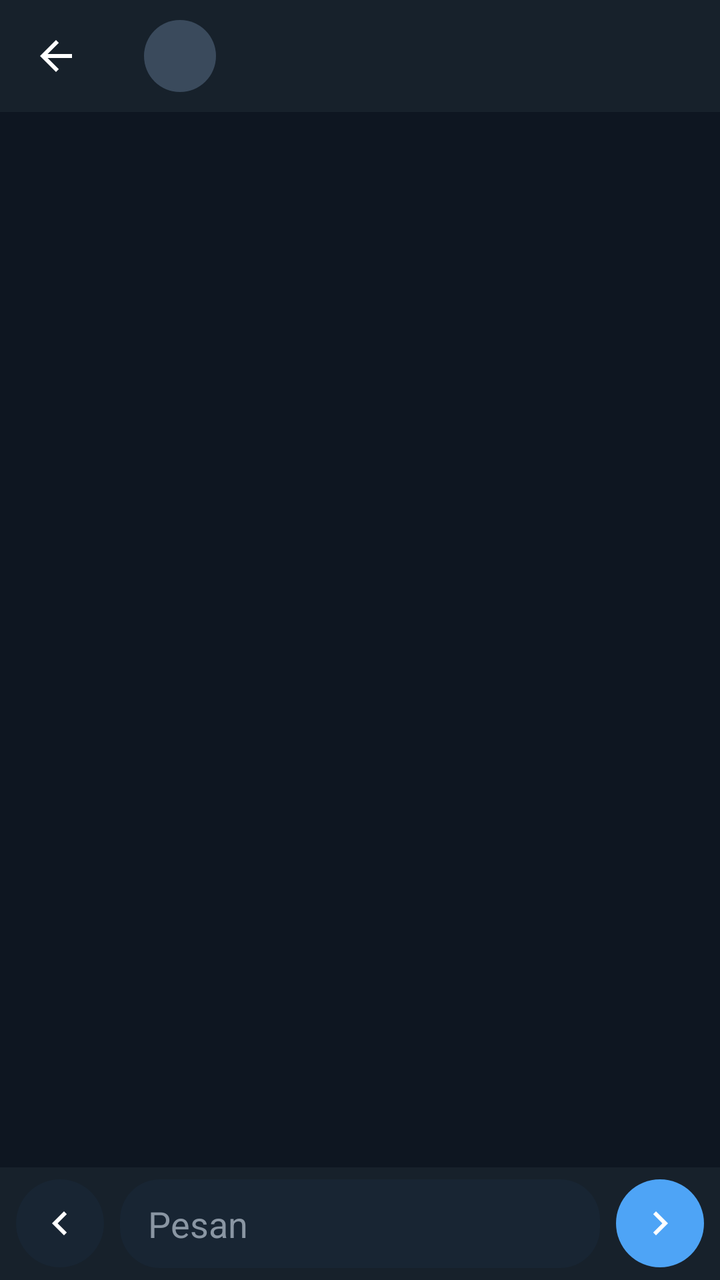
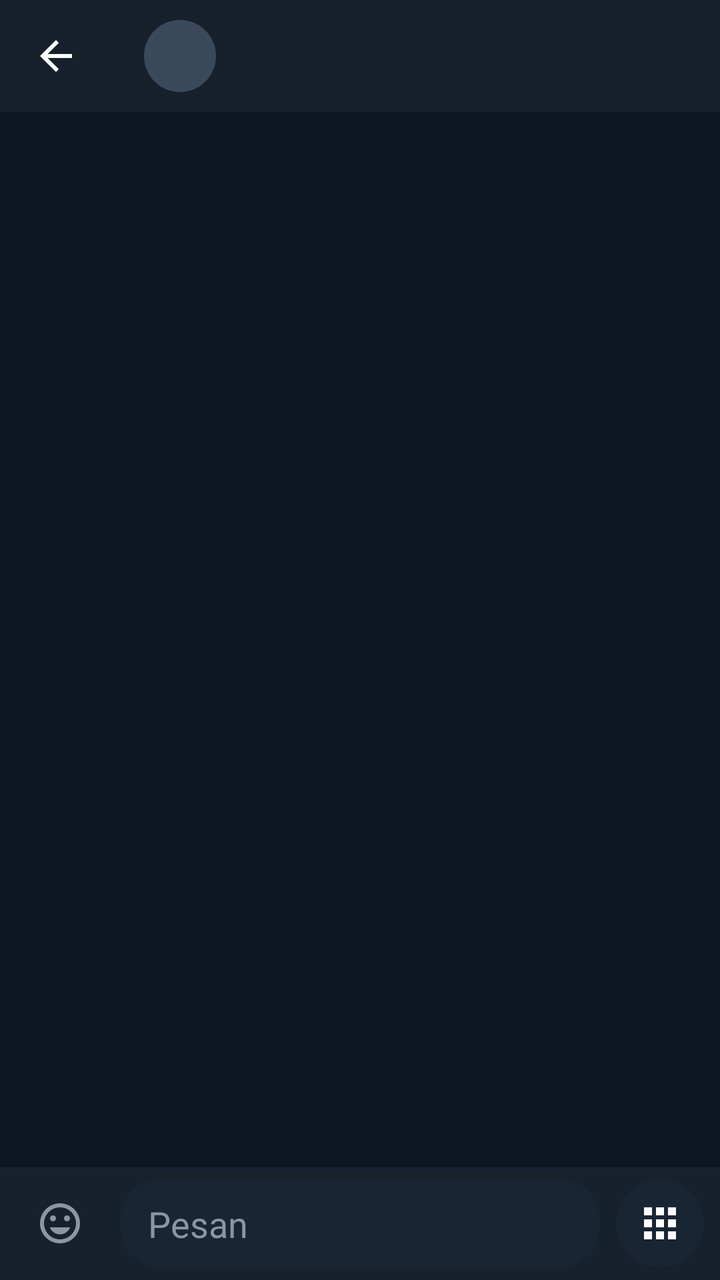

The first picture is an Android layout as it rendered before a commit; the second is the same layout after the commit. The layout source and the unified diff follow.
<!-- AndroidManifest.xml: application theme Theme.RpChat -->
<!-- res/layout/activity_chat.xml -->
<?xml version="1.0" encoding="utf-8"?>
<androidx.constraintlayout.widget.ConstraintLayout
    xmlns:android="http://schemas.android.com/apk/res/android"
    xmlns:app="http://schemas.android.com/apk/res-auto"
    android:layout_width="match_parent"
    android:layout_height="match_parent"
    android:background="@color/bg_chat">

    <androidx.appcompat.widget.Toolbar
        android:id="@+id/toolbar"
        android:layout_width="0dp"
        android:layout_height="?attr/actionBarSize"
        android:background="@color/bg_app"
        app:navigationIcon="@drawable/ic_back"
        app:navigationIconTint="@color/text_primary"
        app:layout_constraintTop_toTopOf="parent"
        app:layout_constraintStart_toStartOf="parent"
        app:layout_constraintEnd_toEndOf="parent">

        <LinearLayout
            android:id="@+id/characterHeader"
            android:layout_width="wrap_content"
            android:layout_height="match_parent"
            android:orientation="horizontal"
            android:gravity="center_vertical"
            android:paddingEnd="12dp"
            android:background="?attr/selectableItemBackground"
            android:clickable="true"
            android:focusable="true">

            <ImageView
                android:id="@+id/imgToolbarAvatar"
                android:layout_width="36dp"
                android:layout_height="36dp"
                android:src="@drawable/avatar_placeholder"
                android:scaleType="centerCrop"
                android:background="@drawable/bg_avatar_circle" />

            <TextView
                android:id="@+id/txtToolbarName"
                android:layout_width="wrap_content"
                android:layout_height="wrap_content"
                android:layout_marginStart="10dp"
                android:textColor="@color/text_primary"
                android:textSize="17sp"
                android:textStyle="bold" />
        </LinearLayout>
    </androidx.appcompat.widget.Toolbar>

    <androidx.recyclerview.widget.RecyclerView
        android:id="@+id/recyclerMessages"
        android:layout_width="0dp"
        android:layout_height="0dp"
        android:clipToPadding="false"
        android:paddingTop="8dp"
        android:paddingBottom="8dp"
        app:layout_constraintTop_toBottomOf="@id/toolbar"
        app:layout_constraintBottom_toTopOf="@id/replyBar"
        app:layout_constraintStart_toStartOf="parent"
        app:layout_constraintEnd_toEndOf="parent" />

    <LinearLayout
        android:id="@+id/replyBar"
        android:layout_width="0dp"
        android:layout_height="wrap_content"
        android:orientation="horizontal"
        android:visibility="gone"
        android:background="@color/bg_app"
        android:paddingStart="12dp"
        android:paddingEnd="8dp"
        android:paddingTop="6dp"
        android:paddingBottom="6dp"
        android:gravity="center_vertical"
        app:layout_constraintBottom_toTopOf="@id/inputBar"
        app:layout_constraintStart_toStartOf="parent"
        app:layout_constraintEnd_toEndOf="parent">

        <View
            android:layout_width="3dp"
            android:layout_height="match_parent"
            android:minHeight="32dp"
            android:background="@color/reply_bar" />

        <LinearLayout
            android:layout_width="0dp"
            android:layout_height="wrap_content"
            android:layout_weight="1"
            android:layout_marginStart="8dp"
            android:orientation="vertical">

            <TextView
                android:id="@+id/txtReplyLabel"
                android:layout_width="wrap_content"
                android:layout_height="wrap_content"
                android:text="@string/reply_to"
                android:textColor="@color/accent"
                android:textStyle="bold"
                android:textSize="13sp" />

            <TextView
                android:id="@+id/txtReplyPreview"
                android:layout_width="match_parent"
                android:layout_height="wrap_content"
                android:maxLines="1"
                android:ellipsize="end"
                android:textColor="@color/text_secondary"
                android:textSize="13sp" />
        </LinearLayout>

        <ImageButton
            android:id="@+id/btnCancelReply"
            android:layout_width="32dp"
            android:layout_height="32dp"
            android:background="@android:color/transparent"
            android:src="@drawable/ic_close"
            app:tint="@color/text_secondary" />
    </LinearLayout>

    <LinearLayout
        android:id="@+id/inputBar"
        android:layout_width="0dp"
        android:layout_height="wrap_content"
        android:orientation="horizontal"
        android:gravity="center_vertical"
        android:background="@color/bg_app"
        android:paddingStart="8dp"
        android:paddingEnd="8dp"
        android:paddingTop="6dp"
        android:paddingBottom="6dp"
        app:layout_constraintBottom_toBottomOf="parent"
        app:layout_constraintStart_toStartOf="parent"
        app:layout_constraintEnd_toEndOf="parent">

        <ImageButton
            android:id="@+id/btnSendAsOther"
            android:layout_width="44dp"
            android:layout_height="44dp"
            android:background="@drawable/bg_avatar_circle"
            android:backgroundTint="@color/bubble_other"
            android:contentDescription="@string/send_as_other"
            android:src="@drawable/ic_arrow_left" />

        <EditText
            android:id="@+id/editMessage"
            android:layout_width="0dp"
            android:layout_height="wrap_content"
            android:layout_weight="1"
            android:layout_marginStart="8dp"
            android:layout_marginEnd="8dp"
            android:background="@drawable/bg_input"
            android:hint="@string/type_message"
            android:textColorHint="@color/text_secondary"
            android:textColor="@color/text_primary"
            android:paddingStart="14dp"
            android:paddingEnd="14dp"
            android:paddingTop="10dp"
            android:paddingBottom="10dp"
            android:maxLines="5"
            android:inputType="textCapSentences|textMultiLine" />

        <ImageButton
            android:id="@+id/btnSendAsSelf"
            android:layout_width="44dp"
            android:layout_height="44dp"
            android:background="@drawable/bg_avatar_circle"
            android:backgroundTint="@color/accent"
            android:contentDescription="@string/send_as_self"
            android:src="@drawable/ic_arrow_right" />

    </LinearLayout>

</androidx.constraintlayout.widget.ConstraintLayout>
<!-- resources referenced by this layout -->
<resources>
  <color name="accent">#4EA4F6</color>
  <color name="bg_app">#17212B</color>
  <color name="bg_chat">#0E1621</color>
  <color name="bubble_other">#182533</color>
  <color name="reply_bar">#4EA4F6</color>
  <color name="text_primary">#FFFFFF</color>
  <color name="text_secondary">#8A96A3</color>
  <!-- drawable avatar_placeholder (drawable) -->
  <?xml version="1.0" encoding="utf-8"?>
  <shape xmlns:android="http://schemas.android.com/apk/res/android" android:shape="oval">
      <solid android:color="#3A4A5C" />
  </shape>
  <!-- drawable bg_avatar_circle (drawable) -->
  <?xml version="1.0" encoding="utf-8"?>
  <shape xmlns:android="http://schemas.android.com/apk/res/android" android:shape="oval">
      <solid android:color="@color/bubble_other" />
  </shape>
  <!-- drawable bg_input (drawable) -->
  <?xml version="1.0" encoding="utf-8"?>
  <shape xmlns:android="http://schemas.android.com/apk/res/android">
      <solid android:color="@color/bubble_other" />
      <corners android:radius="20dp" />
  </shape>
  <!-- drawable ic_arrow_left (drawable) -->
  <vector xmlns:android="http://schemas.android.com/apk/res/android"
      android:width="24dp" android:height="24dp" android:viewportWidth="24" android:viewportHeight="24">
      <path android:fillColor="#FFFFFF" android:pathData="M15.41,7.41L14,6l-6,6 6,6 1.41,-1.41L10.83,12z"/>
  </vector>
  <!-- drawable ic_arrow_right (drawable) -->
  <vector xmlns:android="http://schemas.android.com/apk/res/android"
      android:width="24dp" android:height="24dp" android:viewportWidth="24" android:viewportHeight="24">
      <path android:fillColor="#FFFFFF" android:pathData="M8.59,16.59L10,18l6,-6 -6,-6 -1.41,1.41L13.17,12z"/>
  </vector>
  <!-- drawable ic_back (drawable) -->
  <vector xmlns:android="http://schemas.android.com/apk/res/android"
      android:width="24dp" android:height="24dp" android:viewportWidth="24" android:viewportHeight="24">
      <path android:fillColor="#FFFFFF" android:pathData="M20,11H7.83l5.59,-5.59L12,4l-8,8 8,8 1.41,-1.41L7.83,13H20v-2z"/>
  </vector>
  <string name="reply_to">Membalas</string>
  <string name="send_as_other">Kirim sebagai karakter</string>
  <string name="send_as_self">Kirim sebagai diriku</string>
  <string name="type_message">Pesan</string>
  <!-- unchanged entries left out for length: 2 -->
</resources>

<!-- the commit's change to res/layout/activity_chat.xml (unified diff, before → after) -->
@@ -36,14 +36,31 @@
                 android:scaleType="centerCrop"
                 android:background="@drawable/bg_avatar_circle" />
 
-            <TextView
-                android:id="@+id/txtToolbarName"
+            <LinearLayout
                 android:layout_width="wrap_content"
                 android:layout_height="wrap_content"
-                android:layout_marginStart="10dp"
-                android:textColor="@color/text_primary"
-                android:textSize="17sp"
-                android:textStyle="bold" />
+                android:orientation="vertical"
+                android:layout_marginStart="10dp">
+
+                <TextView
+                    android:id="@+id/txtToolbarName"
+                    android:layout_width="wrap_content"
+                    android:layout_height="wrap_content"
+                    android:textColor="@color/text_primary"
+                    android:textSize="17sp"
+                    android:textStyle="bold" />
+
+                <TextView
+                    android:id="@+id/txtToolbarBio"
+                    android:layout_width="wrap_content"
+                    android:layout_height="wrap_content"
+                    android:textColor="@color/text_secondary"
+                    android:textSize="12sp"
+                    android:textStyle="italic"
+                    android:maxLines="1"
+                    android:ellipsize="end"
+                    android:visibility="gone" />
+            </LinearLayout>
         </LinearLayout>
     </androidx.appcompat.widget.Toolbar>
 
@@ -71,7 +88,7 @@
         android:paddingTop="6dp"
         android:paddingBottom="6dp"
         android:gravity="center_vertical"
-        app:layout_constraintBottom_toTopOf="@id/inputBar"
+        app:layout_constraintBottom_toTopOf="@id/attachBar"
         app:layout_constraintStart_toStartOf="parent"
         app:layout_constraintEnd_toEndOf="parent">
 
@@ -92,7 +109,6 @@
                 android:id="@+id/txtReplyLabel"
                 android:layout_width="wrap_content"
                 android:layout_height="wrap_content"
-                android:text="@string/reply_to"
                 android:textColor="@color/accent"
                 android:textStyle="bold"
                 android:textSize="13sp" />
@@ -117,6 +133,49 @@
     </LinearLayout>
 
     <LinearLayout
+        android:id="@+id/attachBar"
+        android:layout_width="0dp"
+        android:layout_height="wrap_content"
+        android:orientation="horizontal"
+        android:visibility="gone"
+        android:background="@color/bg_app"
+        android:paddingStart="12dp"
+        android:paddingEnd="8dp"
+        android:paddingTop="6dp"
+        android:paddingBottom="6dp"
+        android:gravity="center_vertical"
+        app:layout_constraintBottom_toTopOf="@id/inputBar"
+        app:layout_constraintStart_toStartOf="parent"
+        app:layout_constraintEnd_toEndOf="parent">
+
+        <ImageView
+            android:id="@+id/imgAttachPreviewIcon"
+            android:layout_width="20dp"
+            android:layout_height="20dp"
+            android:src="@drawable/ic_photo"
+            app:tint="@color/accent" />
+
+        <TextView
+            android:id="@+id/txtAttachPreviewName"
+            android:layout_width="0dp"
+            android:layout_height="wrap_content"
+            android:layout_weight="1"
+            android:layout_marginStart="8dp"
+            android:maxLines="1"
+            android:ellipsize="end"
+            android:textColor="@color/text_secondary"
+            android:textSize="13sp" />
+
+        <ImageButton
+            android:id="@+id/btnCancelAttach"
+            android:layout_width="32dp"
+            android:layout_height="32dp"
+            android:background="@android:color/transparent"
+            android:src="@drawable/ic_close"
+            app:tint="@color/text_secondary" />
+    </LinearLayout>
+
+    <LinearLayout
         android:id="@+id/inputBar"
         android:layout_width="0dp"
         android:layout_height="wrap_content"
@@ -132,13 +191,13 @@
         app:layout_constraintEnd_toEndOf="parent">
 
         <ImageButton
-            android:id="@+id/btnSendAsOther"
+            android:id="@+id/btnEmoji"
             android:layout_width="44dp"
             android:layout_height="44dp"
-            android:background="@drawable/bg_avatar_circle"
-            android:backgroundTint="@color/bubble_other"
-            android:contentDescription="@string/send_as_other"
-            android:src="@drawable/ic_arrow_left" />
+            android:background="@android:color/transparent"
+            android:contentDescription="@string/emoji"
+            android:src="@drawable/ic_emoji"
+            app:tint="@color/text_secondary" />
 
         <EditText
             android:id="@+id/editMessage"
@@ -158,14 +217,46 @@
             android:maxLines="5"
             android:inputType="textCapSentences|textMultiLine" />
 
-        <ImageButton
-            android:id="@+id/btnSendAsSelf"
-            android:layout_width="44dp"
-            android:layout_height="44dp"
-            android:background="@drawable/bg_avatar_circle"
-            android:backgroundTint="@color/accent"
-            android:contentDescription="@string/send_as_self"
-            android:src="@drawable/ic_arrow_right" />
+        <FrameLayout
+            android:layout_width="wrap_content"
+            android:layout_height="wrap_content">
+
+            <ImageButton
+                android:id="@+id/btnAttach"
+                android:layout_width="44dp"
+                android:layout_height="44dp"
+                android:background="@drawable/bg_avatar_circle"
+                android:backgroundTint="@color/bubble_other"
+                android:contentDescription="@string/attach_photo"
+                android:src="@drawable/ic_attach" />
+
+            <LinearLayout
+                android:id="@+id/sendIconsContainer"
+                android:layout_width="wrap_content"
+                android:layout_height="wrap_content"
+                android:orientation="horizontal"
+                android:visibility="gone">
+
+                <ImageButton
+                    android:id="@+id/btnSendAsOther"
+                    android:layout_width="44dp"
+                    android:layout_height="44dp"
+                    android:background="@drawable/bg_avatar_circle"
+                    android:backgroundTint="@color/bubble_other"
+                    android:contentDescription="@string/send_as_other"
+                    android:src="@drawable/ic_arrow_left" />
+
+                <ImageButton
+                    android:id="@+id/btnSendAsSelf"
+                    android:layout_width="44dp"
+                    android:layout_height="44dp"
+                    android:layout_marginStart="6dp"
+                    android:background="@drawable/bg_avatar_circle"
+                    android:backgroundTint="@color/accent"
+                    android:contentDescription="@string/send_as_self"
+                    android:src="@drawable/ic_arrow_right" />
+            </LinearLayout>
+        </FrameLayout>
 
     </LinearLayout>
 
<!-- resource entries referenced after the edit -->
@@ -33,12 +33,28 @@
       android:width="24dp" android:height="24dp" android:viewportWidth="24" android:viewportHeight="24">
       <path android:fillColor="#FFFFFF" android:pathData="M8.59,16.59L10,18l6,-6 -6,-6 -1.41,1.41L13.17,12z"/>
   </vector>
+  <!-- drawable ic_attach (drawable) -->
+  <vector xmlns:android="http://schemas.android.com/apk/res/android"
+      android:width="24dp" android:height="24dp" android:viewportWidth="24" android:viewportHeight="24">
+      <path android:fillColor="#FFFFFF" android:pathData="M4,4h4v4H4zM4,10h4v4H4zM4,16h4v4H4zM10,4h4v4h-4zM10,10h4v4h-4zM10,16h4v4h-4zM16,4h4v4h-4zM16,10h4v4h-4zM16,16h4v4h-4z"/>
+  </vector>
   <!-- drawable ic_back (drawable) -->
   <vector xmlns:android="http://schemas.android.com/apk/res/android"
       android:width="24dp" android:height="24dp" android:viewportWidth="24" android:viewportHeight="24">
       <path android:fillColor="#FFFFFF" android:pathData="M20,11H7.83l5.59,-5.59L12,4l-8,8 8,8 1.41,-1.41L7.83,13H20v-2z"/>
   </vector>
-  <string name="reply_to">Membalas</string>
+  <!-- drawable ic_emoji (drawable) -->
+  <vector xmlns:android="http://schemas.android.com/apk/res/android"
+      android:width="24dp" android:height="24dp" android:viewportWidth="24" android:viewportHeight="24">
+      <path android:fillColor="#FFFFFF" android:pathData="M12,2C6.48,2 2,6.48 2,12s4.48,10 10,10 10,-4.48 10,-10S17.52,2 12,2zM12,20c-4.41,0 -8,-3.59 -8,-8s3.59,-8 8,-8 8,3.59 8,8 -3.59,8 -8,8zM8.5,11C9.33,11 10,10.33 10,9.5S9.33,8 8.5,8 7,8.67 7,9.5 7.67,11 8.5,11zM15.5,11c0.83,0 1.5,-0.67 1.5,-1.5S16.33,8 15.5,8 14,8.67 14,9.5s0.67,1.5 1.5,1.5zM12,17.5c2.33,0 4.31,-1.46 5.11,-3.5H6.89C7.69,16.04 9.67,17.5 12,17.5z"/>
+  </vector>
+  <!-- drawable ic_photo (drawable) -->
+  <vector xmlns:android="http://schemas.android.com/apk/res/android"
+      android:width="24dp" android:height="24dp" android:viewportWidth="24" android:viewportHeight="24">
+      <path android:fillColor="#FFFFFF" android:pathData="M21,19V5c0,-1.1 -0.9,-2 -2,-2H5c-1.1,0 -2,0.9 -2,2v14c0,1.1 0.9,2 2,2h14c1.1,0 2,-0.9 2,-2zM8.5,13.5l2.5,3.01L14.5,12l4.5,6H5l3.5,-4.5z"/>
+  </vector>
+  <string name="attach_photo">Foto</string>
+  <string name="emoji">Emoji</string>
   <string name="send_as_other">Kirim sebagai karakter</string>
   <string name="send_as_self">Kirim sebagai diriku</string>
   <string name="type_message">Pesan</string>
